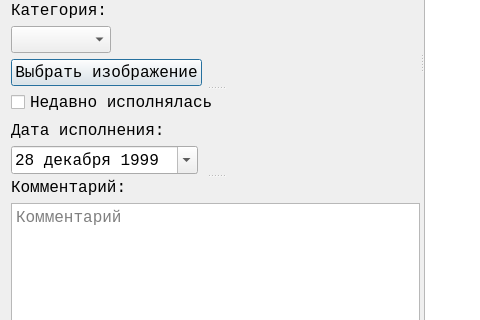
Old version of the form gui/dlg_add_songs_ui.ui in the repository alkostuchkov/Songbook; both pictures show x 0 to 480 and y 211 to 531 of the 843 by 645 pixel window.
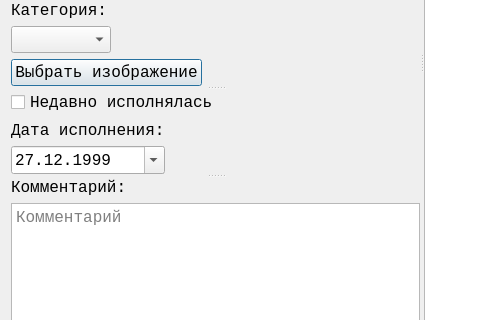
New version of the form. Icons and pictures are not drawn.

Commit message:
changed date format from 'dd MMMM yyyy' to 'dd.MM.yyyy'
  dlg_add_songs.py
  dlg_edit_songs.py
  gui/dlg_add_songs_ui.py
  gui/dlg_add_songs_ui.ui
  gui/dlg_edit_songs_ui.py
  gui/dlg_edit_songs_ui.ui

```diff
--- a/gui/dlg_add_songs_ui.ui
+++ b/gui/dlg_add_songs_ui.ui
@@ -335,14 +335,14 @@
                  <second>0</second>
                  <year>1999</year>
                  <month>12</month>
-                 <day>28</day>
+                 <day>27</day>
                 </datetime>
                </property>
                <property name="currentSection">
                 <enum>QDateTimeEdit::Section::DaySection</enum>
                </property>
                <property name="displayFormat">
-                <string>dd MMMM yyyy</string>
+                <string>dd.MM.yyyy</string>
                </property>
                <property name="calendarPopup">
                 <bool>true</bool>
@@ -438,7 +438,7 @@
        </widget>
       </widget>
      </widget>
-     <widget class="QWidget" name="">
+     <widget class="QWidget" name="layoutWidget">
       <layout class="QHBoxLayout" name="horizontalLayout_3">
        <item>
         <spacer name="horizontalSpacer_4">
```
The commit also changes 5 other files.
